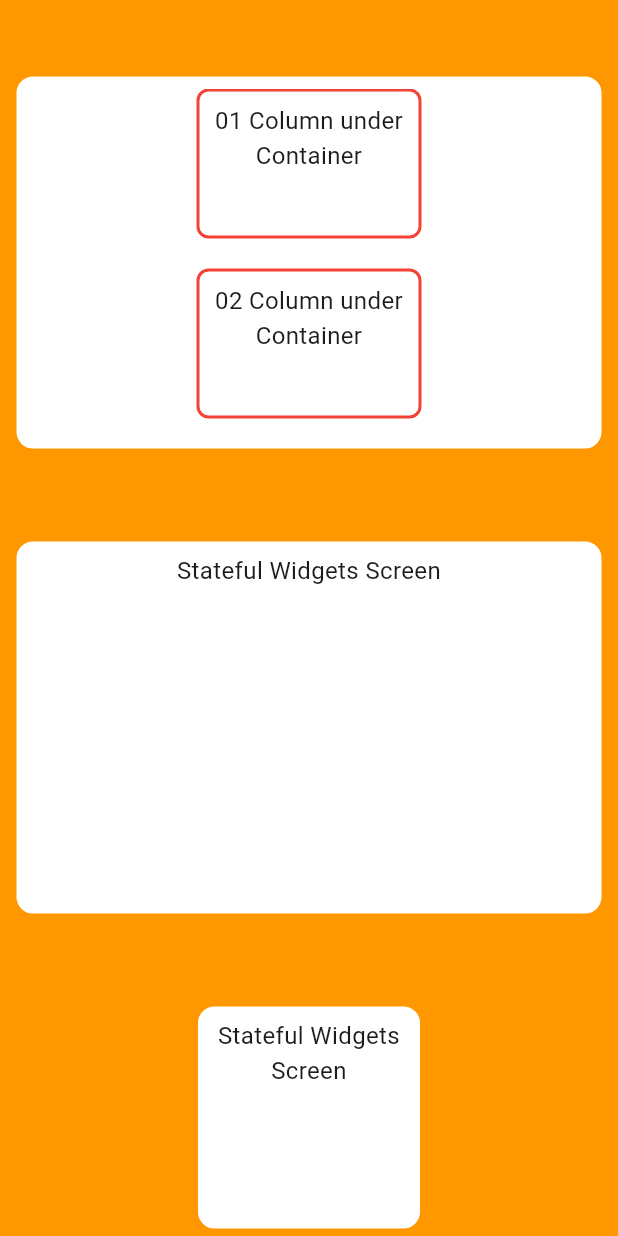
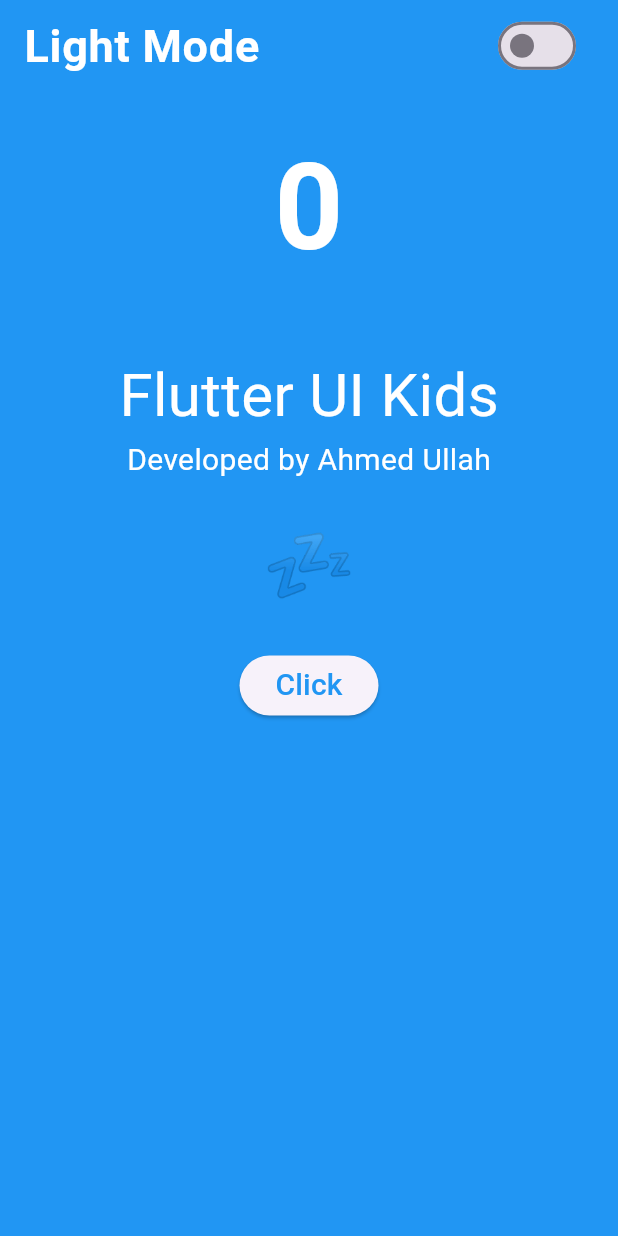
Before and after one commit to ahmed-themetags/flutter-kit, a Flutter app: the StatefulWidgetsScreen screen opened directly, on a phone screen of 412 x 824 dp. Run offline on Flutter 3.47's test engine with Material 3 defaults, Android fonts, the phone set to English and light mode, and no system bars; our stand-ins replace carousel_slider, curved_navigation_bar.

Commit message:
Stateful widget with count and dartk light mood

```diff
--- a/lib/screens/ui/stateful_widgets_screen.dart
+++ b/lib/screens/ui/stateful_widgets_screen.dart
@@ -8,193 +8,124 @@ class StatefulWidgetsScreen extends StatefulWidget {
 }
 
 class _StatefulWidgetsScreenState extends State<StatefulWidgetsScreen> {
+  bool _isdarkMood = false;
+  int _counter    = 0;
+
   @override
   Widget build(BuildContext context) {
     return SafeArea(
       child: Scaffold(
         body: Container(
-          color: Colors.orange, // 🔵 Set your background color here
+          color: _isdarkMood ? Colors.black : Colors.blue, // 🔵 Set your background color here
           width: double.infinity,
           height: double.infinity,
           child: SingleChildScrollView(
             child: Column(
-              mainAxisAlignment: MainAxisAlignment.end,
-              crossAxisAlignment: CrossAxisAlignment.center,
+              mainAxisAlignment: MainAxisAlignment.start,
+              crossAxisAlignment: CrossAxisAlignment.start,
               children: [
-                SizedBox(height: 40),
-                Container(
-                  width: 400,
-                  height: 250,
+                SwitchListTile(
+                  title: Text(
+                    _isdarkMood ? 'Dark Mode' : 'Light Mode',
+                    style: TextStyle(
+                      color: _isdarkMood ? Colors.blue : Colors.white,
+                      fontSize: 30,
+                      fontWeight: FontWeight.bold,
+                    ),
+                  ),
+                  value: _isdarkMood,
+                  onChanged: (val) => setState(() {
+                    _isdarkMood = val;
+                  }),
+                ),
+
+                // Counter
+                Center(
+                  child: Container(
                     margin: EdgeInsets.all(10),
+                    padding: EdgeInsets.all(10),
                     decoration: BoxDecoration(
-                    borderRadius: BorderRadius.circular(12),
-                    border: Border.all(color: Colors.orange),
-                    color: Colors.white,
-                  ),
-                  child: Padding(
-                    padding: const EdgeInsets.all(8.0),
-                    child: SingleChildScrollView(
-                      child: Column(
-                        children: [
-                          Container(
-                            width: 150,
-                            height: 100,
-                            padding: EdgeInsets.all(8),
-                            decoration: BoxDecoration(
-                              border: Border.all(color: Colors.red, width: 2), // Border around text
-                              borderRadius: BorderRadius.circular(8),
+                      borderRadius: BorderRadius.circular(10),
                     ),
                     child: Text(
-                              '01 Column under Container',
-                              style: TextStyle(fontSize: 16),
-                              textAlign: TextAlign.center,
+                      _counter.toString(),
+                      style: TextStyle(
+                        color: _isdarkMood ? Colors.grey : Colors.white,
+                        fontSize: 80,
+                        fontWeight: FontWeight.bold,
                       ),
                     ),
-                          SizedBox(height: 20), // Add space between containers(),
-                          Container(
-                            width: 150,
-                            height: 100,
-                            padding: EdgeInsets.all(8),
-                            decoration: BoxDecoration(
-                              border: Border.all(color: Colors.red, width: 2), // Border around text
-                              borderRadius: BorderRadius.circular(8),
-                            ),
-                            child: Text(
-                              '02 Column under Container',
-                              style: TextStyle(fontSize: 16),
-                              textAlign: TextAlign.center,
-                            ),
-                          ),
-                          SizedBox(height: 20), // Add space between containers(),
-                          Container(
-                            width: 150,
-                            height: 100,
-                            padding: EdgeInsets.all(8),
-                            decoration: BoxDecoration(
-                              border: Border.all(color: Colors.red, width: 2), // Border around text
-                              borderRadius: BorderRadius.circular(8),
-                            ),
-                            child: Text(
-                              '03 Column under Container',
-                              style: TextStyle(fontSize: 16),
-                              textAlign: TextAlign.center,
-                            ),
-                          ),
-                          SizedBox(height: 20), // Add space between containers(),
-                          Container(
-                            width: 150,
-                            height: 100,
-                            padding: EdgeInsets.all(8),
-                            decoration: BoxDecoration(
-                              border: Border.all(color: Colors.red, width: 2), // Border around text
-                              borderRadius: BorderRadius.circular(8),
-                            ),
-                            child: Text(
-                              '04 Column under Container',
-                              style: TextStyle(fontSize: 16),
-                              textAlign: TextAlign.center,
                   ),
                 ),
 
-                        ],
+                SizedBox(
+                  height: 20,
                 ),
-                    )
+                Center(
+                  child: Column(
+                    children: [
+                      Text(
+                        'Flutter UI Kids',
+                        style: TextStyle(
+                            fontSize: 40,
+                            color: Colors.white
                         ),
                       ),
-                SizedBox(height: 40),
-                Container(
-                  width: 450,
-                  height: 250,
-                  margin: EdgeInsets.all(10),
-                  decoration: BoxDecoration(
-                    borderRadius: BorderRadius.circular(12),
-                    border: Border.all(color: Colors.orange),
-                    color: Colors.white,
-                  ),
-                  child: Padding(
-                    padding: const EdgeInsets.all(8.0),
-                    child: Text(
-                      'Stateful Widgets Screen',
-                      style: TextStyle(fontSize: 16),
-                      textAlign: TextAlign.center,
+                      Text(
+                        'Developed by Ahmed Ullah',
+                        style: TextStyle(
+                            fontSize: 20,
+                            color: Colors.white
                         ),
                       ),
-                ),
-                SizedBox(height: 40),
-                Container(
-                  width: 150,
-                  height: 150,
-                  margin: EdgeInsets.all(10),
-                  decoration: BoxDecoration(
-                    borderRadius: BorderRadius.circular(12),
-                    border: Border.all(color: Colors.orange),
-                    color: Colors.white,
-                  ),
-                  child: Padding(
-                    padding: const EdgeInsets.all(8.0),
-                    child: Text(
-                      'Stateful Widgets Screen',
-                      style: TextStyle(fontSize: 16),
-                      textAlign: TextAlign.center,
+
+                      SizedBox(height: 20),
+
+                      Text(
+                        _counter > 70
+                            ? '🏆' // Champion!
+                            : _counter > 60
+                            ? '🤖' // Superhuman!
+                            : _counter > 50
+                            ? '🦾' // Power mode!
+                            : _counter > 40
+                            ? '🚀' // Flying high!
+                            : _counter > 30
+                            ? '🔥' // On fire!
+                            : _counter > 25
+                            ? '🎯' // On target!
+                            : _counter > 20
+                            ? '😎' // Cool!
+                            : _counter > 15
+                            ? '🙌' // Nice!
+                            : _counter > 10
+                            ? '💪' // Getting strong!
+                            : _counter > 5
+                            ? '✨' // Good start!
+                            : _counter > 0
+                            ? '🌱' // Just started!
+                            : '💤', // Not started yet,
+                        style: TextStyle(
+                          color: _isdarkMood ? Colors.grey : Colors.white,
+                          fontSize: 50,
+                          fontWeight: FontWeight.bold,
                         ),
                       ),
+
+                      SizedBox(height: 20),
+
+                      ElevatedButton(
+                        child: Text(
+                          'Click',
+                          style: TextStyle(fontSize: 20, color: Colors.blue),
                         ),
-                SizedBox(height: 40),
-                Container(
-                  width: 150,
-                  height: 150,
-                  margin: EdgeInsets.all(10),
-                  decoration: BoxDecoration(
-                    borderRadius: BorderRadius.circular(12),
-                    border: Border.all(color: Colors.orange),
-                    color: Colors.white,
+                        onPressed: () => setState(() {
+                          _isdarkMood = true;
+                          _counter  += 1;
+                        }),
                       ),
-                  child: Padding(
-                    padding: const EdgeInsets.all(8.0),
-                    child: Text(
-                      'Stateful Widgets Screen',
-                      style: TextStyle(fontSize: 16),
-                      textAlign: TextAlign.center,
-                    ),
-                  ),
-                ),
-                SizedBox(height: 40),
-                Container(
-                  width: 150,
-                  height: 150,
-                  margin: EdgeInsets.all(10),
-                  decoration: BoxDecoration(
-                    borderRadius: BorderRadius.circular(12),
-                    border: Border.all(color: Colors.orange),
-                    color: Colors.white,
-                  ),
-                  child: Padding(
-                    padding: const EdgeInsets.all(8.0),
-                    child: Text(
-                      'Stateful Widgets Screen',
-                      style: TextStyle(fontSize: 16),
-                      textAlign: TextAlign.center,
-                    ),
-                  ),
-                ),
-                SizedBox(height: 40),
-                Container(
-                  width: 150,
-                  height: 150,
-                  margin: EdgeInsets.all(10),
-                  decoration: BoxDecoration(
-                    borderRadius: BorderRadius.circular(12),
-                    border: Border.all(color: Colors.orange),
-                    color: Colors.white,
-                  ),
-                  child: Padding(
-                    padding: const EdgeInsets.all(8.0),
-                    child: Text(
-                      'Stateful Widgets Screen',
-                      style: TextStyle(fontSize: 16),
-                      textAlign: TextAlign.center,
-                    ),
-                  ),
+                    ],
+                  )
                 ),
               ],
             ),
```
Lines whose indentation alone changed are shown as unchanged.
